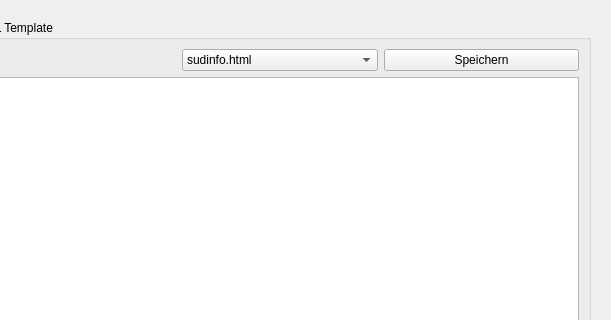
Before: the Qt Designer form source/ui/einstellungen.ui in Gremmel/kleiner-brauhelfer, drawn with Qt 5; both pictures show x 189 to 800 and y 0 to 320 of the 800 by 640 pixel window.
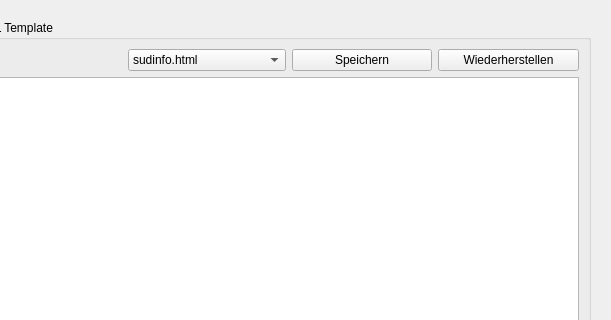
After: the same form once the commit is applied. The open tabs and pages were chosen to show the change.

Commit message: Button HTML Template wiederherstellen

```diff
--- a/source/ui/einstellungen.ui
+++ b/source/ui/einstellungen.ui
@@ -1812,6 +1812,13 @@
                 </property>
                </widget>
               </item>
+              <item>
+               <widget class="QPushButton" name="pushButton_htmltemplate_restore">
+                <property name="text">
+                 <string>Wiederherstellen</string>
+                </property>
+               </widget>
+              </item>
              </layout>
             </item>
             <item>
```
Left out of the diff: 12 changed lines with no effect on the pictures. The commit also changes 6 other files.
